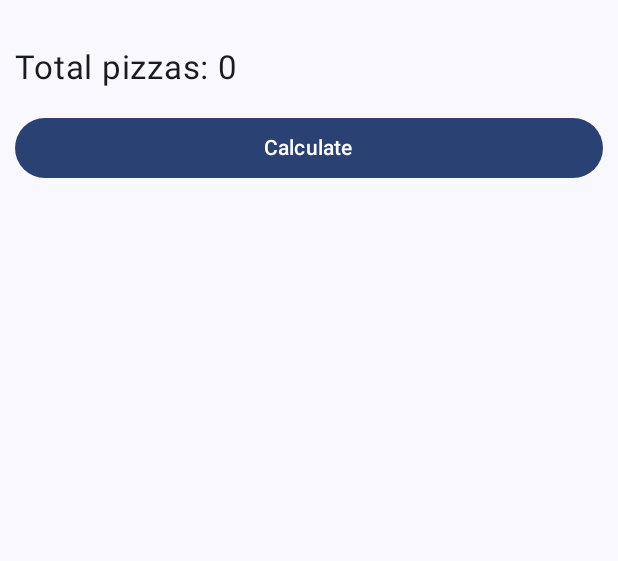
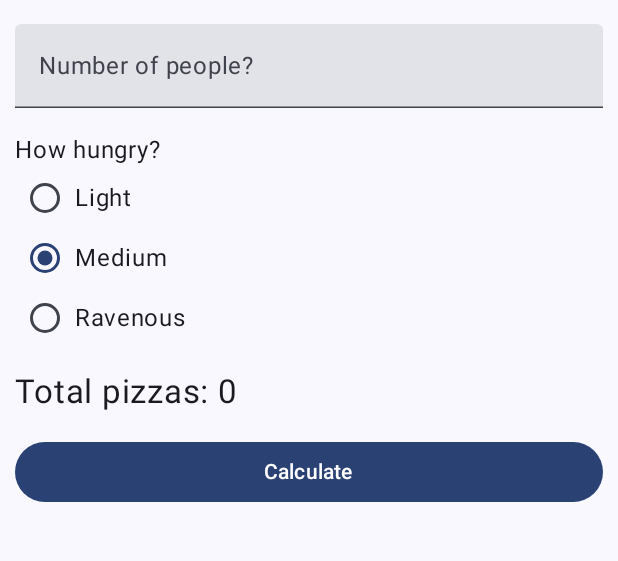
Before and after one commit to leah16303/CSC436, an Android app built with Jetpack Compose: the screen it shows after launch (MainActivity), on a phone screen of 412 x 824 dp, the part 83-644 px from its top. Run offline under Robolectric (Android 15) with nearby library versions, the phone set to English and light mode, and no system bars.

Commit message:
added correct copy of lab2 & hoisted states

```diff
--- a/lab2/app/build.gradle.kts
+++ b/lab2/app/build.gradle.kts
@@ -11,7 +11,7 @@ android {
     defaultConfig {
         applicationId = "com.zybooks.pizzaparty"
         minSdk = 24
-        targetSdk = 35
+        targetSdk = 34
         versionCode = 1
         versionName = "1.0"
 
--- a/lab2/app/src/main/java/com/zybooks/pizzaparty/MainActivity.kt
+++ b/lab2/app/src/main/java/com/zybooks/pizzaparty/MainActivity.kt
@@ -4,23 +4,32 @@ import android.os.Bundle
 import androidx.activity.ComponentActivity
 import androidx.activity.compose.setContent
 import androidx.compose.foundation.layout.Column
+import androidx.compose.foundation.layout.Row
 import androidx.compose.foundation.layout.fillMaxSize
 import androidx.compose.foundation.layout.fillMaxWidth
 import androidx.compose.foundation.layout.padding
+import androidx.compose.foundation.selection.selectable
+import androidx.compose.foundation.text.KeyboardOptions
 import androidx.compose.material3.Button
 import androidx.compose.material3.MaterialTheme
+import androidx.compose.material3.RadioButton
 import androidx.compose.material3.Surface
 import androidx.compose.material3.Text
+import androidx.compose.material3.TextField
 import androidx.compose.runtime.Composable
 import androidx.compose.runtime.getValue
 import androidx.compose.runtime.mutableIntStateOf
+import androidx.compose.runtime.mutableStateOf
 import androidx.compose.runtime.remember
 import androidx.compose.runtime.setValue
 import androidx.compose.ui.Modifier
+import androidx.compose.ui.semantics.Role
+import androidx.compose.ui.text.input.KeyboardType
 import androidx.compose.ui.tooling.preview.Preview
 import androidx.compose.ui.unit.dp
 import androidx.compose.ui.unit.sp
 import com.zybooks.pizzaparty.ui.theme.PizzaPartyTheme
+import kotlin.math.ceil
 
 class MainActivity : ComponentActivity() {
     override fun onCreate(savedInstanceState: Bundle?) {
@@ -41,6 +50,8 @@ class MainActivity : ComponentActivity() {
 @Composable
 fun PizzaPartyScreen(modifier: Modifier = Modifier) {
     var totalPizzas by remember { mutableIntStateOf(0) }
+    var numPeopleInput by remember { mutableStateOf("") }
+    var hungerLevel by remember { mutableStateOf("Medium") }
 
     Column(
         modifier = modifier.padding(10.dp)
@@ -52,12 +63,15 @@ fun PizzaPartyScreen(modifier: Modifier = Modifier) {
         )
         NumberField(
             labelText = "Number of people?",
+            textInput = numPeopleInput,
+            onValueChange = { numPeopleInput = it },
             modifier = modifier.padding(bottom = 16.dp).fillMaxWidth()
         )
         RadioGroup(
             labelText = "How hungry?",
             radioOptions = listOf("Light", "Medium", "Ravenous"),
-            selectedValue = "Medium",
+            selectedOption = hungerLevel,
+            onSelected = { hungerLevel = it },
             modifier = modifier
         )
         Text(
@@ -67,7 +81,7 @@ fun PizzaPartyScreen(modifier: Modifier = Modifier) {
         )
         Button(
             onClick = {
-                // Not implemented yet
+                totalPizzas = calculateNumPizzas(numPeopleInput.toInt(), hungerLevel)
             },
             modifier = modifier.fillMaxWidth()
         ) {
@@ -79,19 +93,71 @@ fun PizzaPartyScreen(modifier: Modifier = Modifier) {
 @Composable
 fun NumberField(
     labelText: String,
+    textInput: String,
+    onValueChange: (String) -> Unit,
     modifier: Modifier = Modifier
 ) {
-    // Not implemented yet
+    TextField(
+        value = textInput,
+        onValueChange = onValueChange,
+        label = { Text(labelText) },
+        singleLine = true,
+        keyboardOptions = KeyboardOptions(
+            keyboardType = KeyboardType.Number
+        ),
+        modifier = modifier
+    )
 }
 
 @Composable
 fun RadioGroup(
     labelText: String,
     radioOptions: List<String>,
-    selectedValue: String,
-    modifier: Modifier = Modifier
+    selectedOption: String,
+    onSelected: (String) -> Unit,
+    modifier: Modifier = Modifier,
 ) {
-    // Not implemented yet
+    val isSelectedOption: (String) -> Boolean = { selectedOption == it }
+
+    Column {
+        Text(labelText)
+        radioOptions.forEach { option ->
+            Row(
+                modifier = modifier
+                    .selectable(
+                        selected = isSelectedOption(option),
+                        onClick = { onSelected(option) },
+                        role = Role.RadioButton
+                    )
+                    .padding(8.dp)
+            ) {
+                RadioButton(
+                    selected = isSelectedOption(option),
+                    onClick = null,
+                    modifier = modifier.padding(end = 8.dp)
+                )
+                Text(
+                    text = option,
+                    modifier = modifier.fillMaxWidth()
+                )
+            }
+        }
+    }
+}
+
+
+fun calculateNumPizzas(
+    numPeople: Int,
+    hungerLevel: String
+): Int {
+    val slicesPerPizza = 8
+    val slicesPerPerson = when (hungerLevel) {
+        "Light" -> 2
+        "Medium" -> 3
+        else -> 4
+    }
+
+    return ceil(numPeople * slicesPerPerson / slicesPerPizza.toDouble()).toInt()
 }
 
 @Preview(showBackground = true)
```
Also changed, not shown: lab2/gradle/wrapper/gradle-wrapper.properties, lab2/settings.gradle.kts (line endings or trailing spaces), 1 other file.
